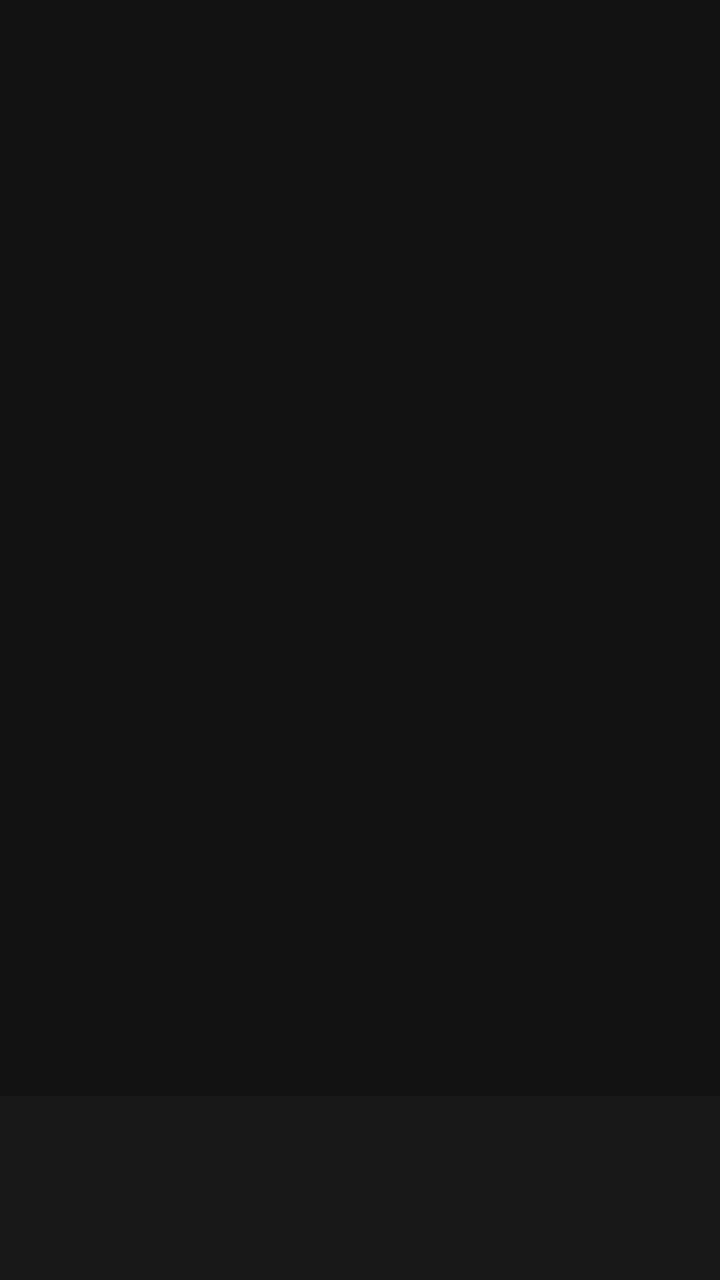
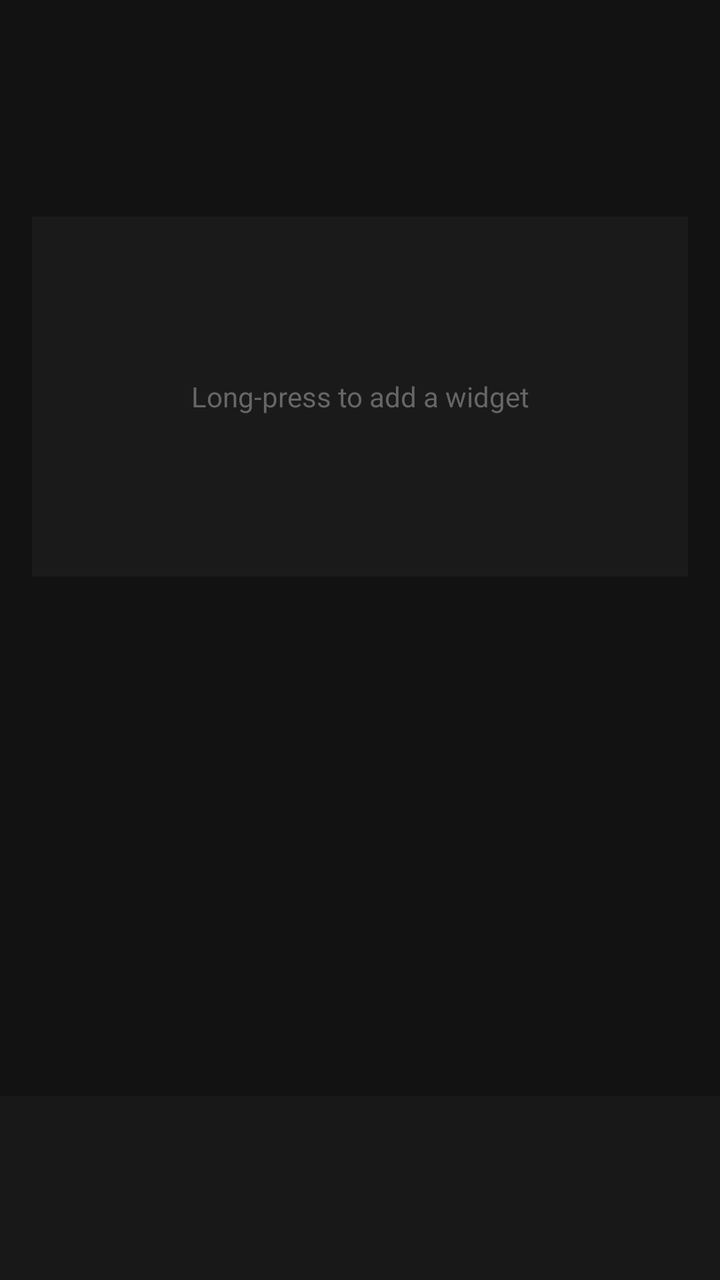

Before-and-after screenshots of an Android layout around one commit, followed by the original layout XML and the change that was made.
<!-- AndroidManifest.xml: application theme Theme.AppCompat -->
<!-- res/layout/activity_main.xml -->
<?xml version="1.0" encoding="utf-8"?>
<LinearLayout xmlns:android="http://schemas.android.com/apk/res/android"
    android:id="@+id/home_root"
    android:layout_width="match_parent"
    android:layout_height="match_parent"
    android:orientation="vertical"
    android:background="#121212"
    android:paddingTop="60dp">

    <TextView
        android:id="@+id/profile_label"
        android:layout_width="match_parent"
        android:layout_height="wrap_content"
        android:textSize="18sp"
        android:textColor="#AAAAAA"
        android:gravity="center"
        android:paddingBottom="24dp" />

    <GridView
        android:id="@+id/app_grid"
        android:layout_width="match_parent"
        android:layout_height="0dp"
        android:layout_weight="1"
        android:numColumns="4"
        android:verticalSpacing="16dp"
        android:gravity="center"
        android:clipToPadding="false" />

    <LinearLayout
        android:id="@+id/dock_container"
        android:layout_width="match_parent"
        android:layout_height="92dp"
        android:orientation="horizontal"
        android:gravity="center"
        android:background="#181818"
        android:paddingStart="8dp"
        android:paddingEnd="8dp"
        android:paddingTop="6dp"
        android:paddingBottom="6dp">

        <GridView
            android:id="@+id/dock_grid"
            android:layout_width="match_parent"
            android:layout_height="match_parent"
            android:numColumns="7"
            android:gravity="center"
            android:horizontalSpacing="2dp"
            android:verticalSpacing="0dp"
            android:stretchMode="columnWidth"
            android:clipToPadding="false" />

    </LinearLayout>

</LinearLayout>
<!-- resources referenced by this layout -->
<resources>

</resources>

<!-- the commit's change to res/layout/activity_main.xml (unified diff, before → after) -->
@@ -15,6 +15,26 @@
         android:textColor="#AAAAAA"
         android:gravity="center"
         android:paddingBottom="24dp" />
+
+    <FrameLayout
+        android:id="@+id/widget_container"
+        android:layout_width="match_parent"
+        android:layout_height="180dp"
+        android:layout_marginStart="16dp"
+        android:layout_marginEnd="16dp"
+        android:layout_marginBottom="16dp"
+        android:background="#1A1A1A">
+
+        <TextView
+            android:id="@+id/widget_placeholder"
+            android:layout_width="match_parent"
+            android:layout_height="match_parent"
+            android:gravity="center"
+            android:text="Long-press to add a widget"
+            android:textColor="#666666"
+            android:textSize="14sp" />
+
+    </FrameLayout>
 
     <GridView
         android:id="@+id/app_grid"
